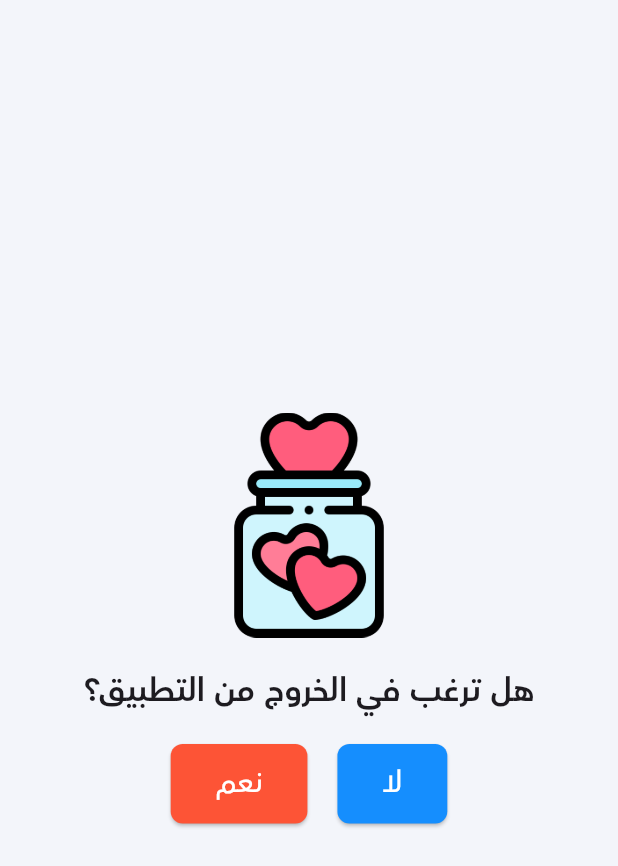
After one commit to WalidFekry/Happiness-Jar, a Flutter app: the ExitAppScreen screen opened directly, on a phone screen of 412 x 824 dp. The commit adds this screen. Shown: the top 866 px of the screen. Run offline on Flutter 3.47's test engine with Material 3 defaults, Android fonts, the phone set to English and light mode, and no system bars; our stand-ins replace dio, easy_localization, firebase_core, firebase_messaging, get_it, iconly and 8 more; missing offline and left inert: clipboard, dart:ffi, open_store; accounts and stored records are empty; network calls fail.

Commit message:
+ Exit app screen

```diff
--- a/lib/routs/app_router.dart
+++ b/lib/routs/app_router.dart
@@ -9,10 +9,7 @@ import 'package:happiness_jar/view/screens/get_started/view/get_notification_scr
 import 'package:happiness_jar/view/screens/get_started/view/get_started_screen.dart';
 import 'package:happiness_jar/view/screens/home/view/home_screen.dart';
 import 'package:happiness_jar/view/screens/profile/view/profile_screen.dart';
-
-import '../view/screens/not_found_screen/not_found_screen.dart';
-import '../view/screens/notifications/view/notifications_screen.dart';
-
+import '../view/screens/exit_app/exit_app_screen.dart';
 
 class AppRouter {
   static Route<dynamic> generateRoute(RouteSettings settings) {
@@ -26,7 +23,7 @@ class AppRouter {
 
     switch (routingData.route) {
       case RouteName.HOME:
-      return _getPageRoute(const HomeScreen(), settings);
+        return _getPageRoute(const HomeScreen(), settings);
       case RouteName.GET_STARTED:
         return _getPageRoute(const GetStartedScreen(), settings);
       case RouteName.GET_NOTIFICATION_SCREEN:
@@ -36,14 +33,15 @@ class AppRouter {
       case RouteName.PROFILE:
         return _getPageRoute(const ProfileScreen(), settings);
       case RouteName.MESSAGES_CATEGORIES_CONTENT:
-        var messagesCategoriesArguments = settings.arguments as MessagesCategories;
-        return _getPageRoute(MessagesCategoriesContent(
-            messagesCategoriesArguments,int.parse(routingData['index'].toString())
-        ), settings);
+        var messagesCategoriesArguments =
+            settings.arguments as MessagesCategories;
+        return _getPageRoute(
+            MessagesCategoriesContent(messagesCategoriesArguments,
+                int.parse(routingData['index'].toString())),
+            settings);
       default:
-        return _getPageRoute(const NotFoundScreen(), settings);
+        return _getPageRoute(const ExitAppScreen(), settings);
     }
-
   }
 }
 
--- /dev/null
+++ b/lib/view/screens/exit_app/exit_app_screen.dart
@@ -0,0 +1,75 @@
+import 'package:flutter/material.dart';
+import 'package:flutter/services.dart';
+import 'package:happiness_jar/locator.dart';
+import 'package:happiness_jar/services/assets_manager.dart';
+import 'package:happiness_jar/view/widgets/subtitle_text.dart';
+import 'package:happiness_jar/view/widgets/title_text.dart';
+
+import '../../../routs/routs_names.dart';
+import '../../../services/navigation_service.dart';
+
+class ExitAppScreen extends StatelessWidget {
+  const ExitAppScreen({Key? key}) : super(key: key);
+
+  @override
+  Widget build(BuildContext context) {
+    return Scaffold(
+      body: SafeArea(
+        child: Column(
+          mainAxisAlignment: MainAxisAlignment.center,
+          children: [
+            Image.asset(
+              AssetsManager.iconAppBar,
+              height: 150,
+            ),
+            const SizedBox(height: 20),
+            const TitleTextWidget(
+              label: "هل ترغب في الخروج من التطبيق؟",
+            ),
+            const SizedBox(height: 20),
+            Row(
+              mainAxisAlignment: MainAxisAlignment.center,
+              children: [
+                ElevatedButton(
+                  onPressed: () {
+                    locator<NavigationService>().navigateTo(RouteName.HOME);
+                  },
+                  style: ElevatedButton.styleFrom(
+                    backgroundColor: Theme.of(context).iconTheme.color,
+                    padding: const EdgeInsets.symmetric(
+                        horizontal: 30, vertical: 12),
+                    shape: RoundedRectangleBorder(
+                      borderRadius: BorderRadius.circular(8),
+                    ),
+                  ),
+                  child: const SubtitleTextWidget(
+                    label: "لا",
+                    color: Colors.white,
+                  ),
+                ),
+                const SizedBox(width: 20),
+                ElevatedButton(
+                  onPressed: () {
+                    SystemNavigator.pop();
+                  },
+                  style: ElevatedButton.styleFrom(
+                    backgroundColor: Theme.of(context).cardColor,
+                    padding: const EdgeInsets.symmetric(
+                        horizontal: 30, vertical: 12),
+                    shape: RoundedRectangleBorder(
+                      borderRadius: BorderRadius.circular(8),
+                    ),
+                  ),
+                  child: const SubtitleTextWidget(
+                    label: "نعم",
+                    color: Colors.white,
+                  ),
+                ),
+              ],
+            ),
+          ],
+        ),
+      ),
+    );
+  }
+}
--- a/lib/view/screens/not_found_screen/not_found_screen.dart
+++ /dev/null
@@ -1,16 +0,0 @@
-import 'package:flutter/material.dart';
-
-class NotFoundScreen extends StatelessWidget {
-  const NotFoundScreen({Key? key}) : super(key: key);
-
-  @override
-  Widget build(BuildContext context) {
-    return const Scaffold(
-      body: SafeArea(
-        child: Center(
-          child: Text('no_page'),
-        ),
-      ),
-    );
-  }
-}
```
Also changed, not shown: lib/view/screens/home/view/home_screen.dart (+6 -3 lines).
